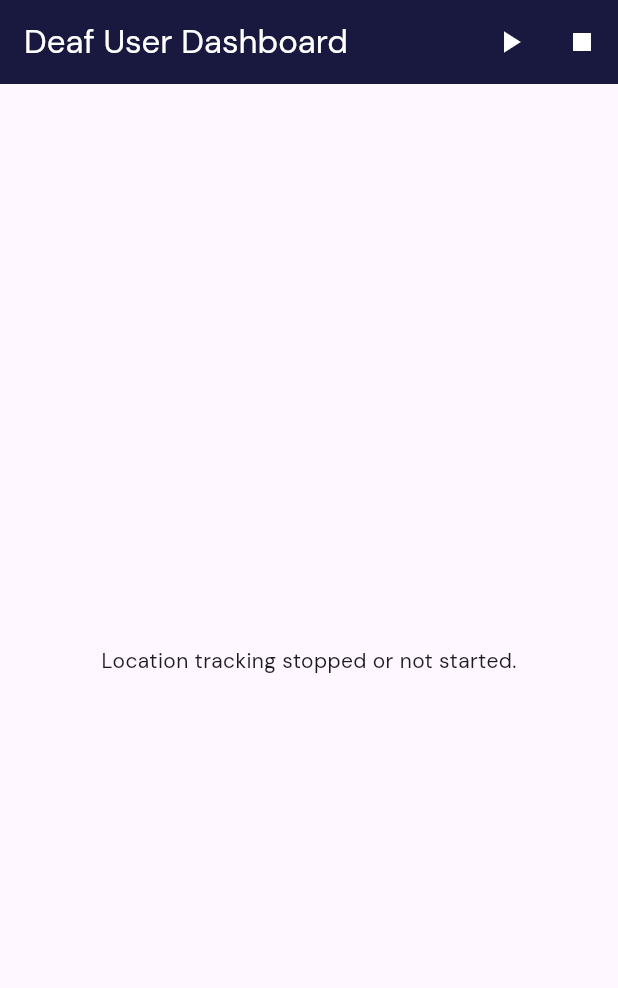
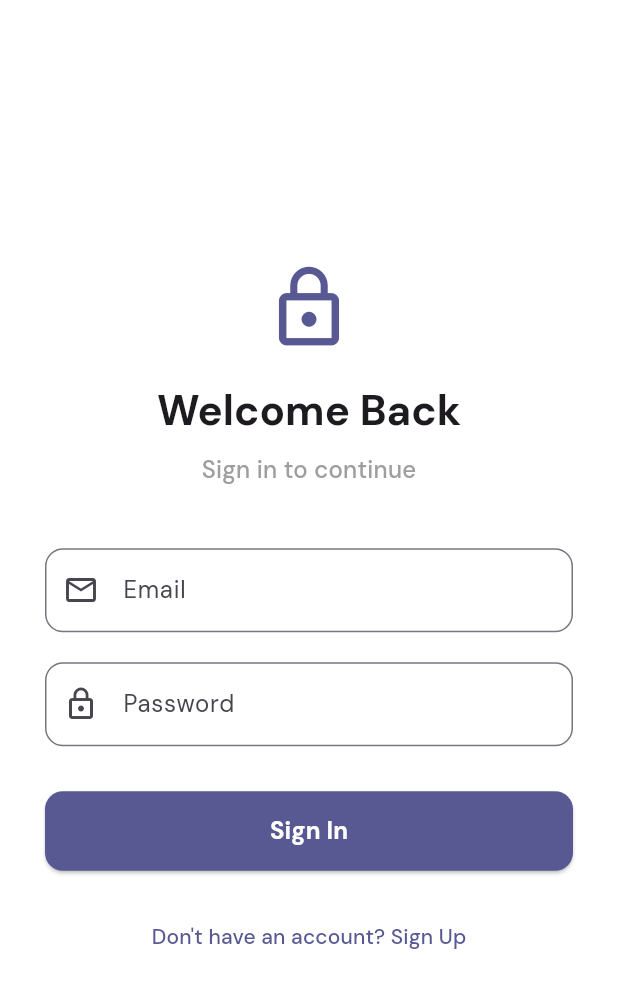
Before and after one commit to Reasondro/ImHEAR, a Flutter app: the screen it shows after launch, on a phone screen of 412 x 824 dp. Shown: the top 988 px of the screen. Run offline on Flutter 3.47's test engine with Material 3 defaults, Android fonts, the phone set to English and light mode, and no system bars; our stand-ins replace equatable, flutter_bloc, flutter_dotenv, geolocator, google_fonts, rxdart and 1 more; accounts and stored records are empty.

Commit message:
added sign in screeen with BLoC. TODO: test it

```diff
--- a/lib/app/theme.dart
+++ b/lib/app/themes/light_mode.dart
@@ -1,16 +1,18 @@
 import 'package:flutter/material.dart';
 import 'package:google_fonts/google_fonts.dart';
 
-final ColorScheme kotabaColorTheme = ColorScheme.fromSeed(
+final ColorScheme kotabaLightColorTheme = ColorScheme.fromSeed(
   seedColor: const Color.fromARGB(255, 25, 25, 63),
   brightness: Brightness.light,
 );
 
-final ThemeData kotabaTheme = ThemeData().copyWith(
-  colorScheme: kotabaColorTheme,
+final ThemeData kotabaLightTheme = ThemeData().copyWith(
+  colorScheme: kotabaLightColorTheme,
+  // colorScheme: ColorScheme.light(),
   textTheme: GoogleFonts.dmSansTextTheme(),
   appBarTheme: AppBarTheme(
     backgroundColor: const Color.fromARGB(255, 25, 25, 63),
     foregroundColor: Colors.white,
   ),
+  scaffoldBackgroundColor: Colors.white,
 );
--- /dev/null
+++ b/lib/features/auth/presentation/screens/sign_in_screen.dart
@@ -0,0 +1,227 @@
+import 'package:flutter/material.dart';
+import 'package:flutter_bloc/flutter_bloc.dart';
+import 'package:komunika/features/auth/presentation/cubit/auth_cubit.dart';
+
+class SignInScreen extends StatefulWidget {
+  const SignInScreen({super.key});
+
+  @override
+  State<StatefulWidget> createState() {
+    return _SignInScreenState();
+  }
+}
+
+class _SignInScreenState extends State<SignInScreen> {
+  // @override
+  // Widget build(BuildContext context) {
+  //   return Scaffold(body: Column(
+  //     children: [
+  //       Center(child: Text("Hai")),
+  //     ],
+  //   ));
+  // }
+
+  final _formKey = GlobalKey<FormState>();
+  final _emailController = TextEditingController();
+  final _passwordController = TextEditingController();
+  bool _isSigningUp = false; // To toggle between Sign In / Sign Up
+
+  @override
+  void dispose() {
+    _emailController.dispose();
+    _passwordController.dispose();
+    super.dispose();
+  }
+
+  void _submitForm() {
+    if (_formKey.currentState!.validate()) {
+      final email = _emailController.text.trim();
+      final password = _passwordController.text.trim();
+      final authCubit = context.read<AuthCubit>();
+
+      if (_isSigningUp) {
+        // TODO: Add any extra data if needed for signup
+        // Map<String, dynamic> userData = {'username': 'some_username'};
+        authCubit.signUp(email, password, "");
+      } else {
+        authCubit.signIn(email, password);
+      }
+    }
+  }
+
+  @override
+  Widget build(BuildContext context) {
+    final theme = Theme.of(context);
+    final isDarkMode = theme.brightness == Brightness.dark;
+
+    return Scaffold(
+      body: BlocListener<AuthCubit, AuthState>(
+        // Listen for errors or other non-UI-blocking states
+        listener: (context, state) {
+          if (state is AuthError) {
+            ScaffoldMessenger.of(context)
+              ..hideCurrentSnackBar()
+              ..showSnackBar(
+                SnackBar(
+                  content: Text(state.message),
+                  backgroundColor: Colors.redAccent,
+                ),
+              );
+          }
+          // Optional: Show message on successful signup needing confirmation
+          if (state is AuthUnauthenticated && _isSigningUp) {
+            // Check if the previous state was loading to infer signup attempt
+            final previousState =
+                context
+                    .read<AuthCubit>()
+                    .state; // Not ideal, better way needed if complex
+            // A better approach: Emit a specific state like AuthNeedsConfirmation from Cubit
+            // For now, a simple check:
+            // if (previousState is AuthLoading) { // Requires tracking previous state or specific signal
+            ScaffoldMessenger.of(context)
+              ..hideCurrentSnackBar()
+              ..showSnackBar(
+                const SnackBar(
+                  content: Text(
+                    'Signup successful! Please check your email to confirm.',
+                  ),
+                  backgroundColor: Colors.green,
+                ),
+              );
+            //}
+          }
+        },
+        child: Center(
+          child: SingleChildScrollView(
+            padding: const EdgeInsets.all(30.0),
+            child: Form(
+              key: _formKey,
+              child: Column(
+                mainAxisAlignment: MainAxisAlignment.center,
+                crossAxisAlignment: CrossAxisAlignment.stretch,
+                children: [
+                  // --- App Logo/Title (Optional) ---
+                  Icon(
+                    Icons.lock_outline,
+                    size: 60,
+                    color: theme.colorScheme.primary,
+                  ),
+                  const SizedBox(height: 20),
+                  Text(
+                    _isSigningUp ? 'Create Account' : 'Welcome Back',
+                    style: theme.textTheme.headlineMedium?.copyWith(
+                      fontWeight: FontWeight.bold,
+                    ),
+                    textAlign: TextAlign.center,
+                  ),
+                  const SizedBox(height: 10),
+                  Text(
+                    _isSigningUp
+                        ? 'Enter your details to sign up'
+                        : 'Sign in to continue',
+                    style: theme.textTheme.titleMedium?.copyWith(
+                      color: Colors.grey,
+                    ),
+                    textAlign: TextAlign.center,
+                  ),
+                  const SizedBox(height: 40),
+
+                  // --- Email Field ---
+                  TextFormField(
+                    controller: _emailController,
+                    decoration: InputDecoration(
+                      labelText: 'Email',
+                      prefixIcon: const Icon(Icons.email_outlined),
+                      border: OutlineInputBorder(
+                        borderRadius: BorderRadius.circular(12),
+                      ),
+                    ),
+                    keyboardType: TextInputType.emailAddress,
+                    validator: (value) {
+                      if (value == null ||
+                          value.isEmpty ||
+                          !value.contains('@')) {
+                        return 'Please enter a valid email';
+                      }
+                      return null;
+                    },
+                  ),
+                  const SizedBox(height: 20),
+
+                  // --- Password Field ---
+                  TextFormField(
+                    controller: _passwordController,
+                    decoration: InputDecoration(
+                      labelText: 'Password',
+                      prefixIcon: const Icon(Icons.lock_outline),
+                      border: OutlineInputBorder(
+                        borderRadius: BorderRadius.circular(12),
+                      ),
+                      // TODO: Add suffix icon to toggle password visibility
+                    ),
+                    obscureText: true,
+                    validator: (value) {
+                      if (value == null || value.isEmpty || value.length < 6) {
+                        return 'Password must be at least 6 characters';
+                      }
+                      return null;
+                    },
+                  ),
+                  const SizedBox(height: 30),
+
+                  // --- Submit Button ---
+                  BlocBuilder<AuthCubit, AuthState>(
+                    builder: (context, state) {
+                      if (state is AuthLoading) {
+                        return const Center(child: CircularProgressIndicator());
+                      }
+                      return ElevatedButton(
+                        onPressed: _submitForm,
+                        style: ElevatedButton.styleFrom(
+                          padding: const EdgeInsets.symmetric(vertical: 15),
+                          shape: RoundedRectangleBorder(
+                            borderRadius: BorderRadius.circular(12),
+                          ),
+                          backgroundColor: theme.colorScheme.primary,
+                          foregroundColor: theme.colorScheme.onPrimary,
+                        ),
+                        child: Text(
+                          _isSigningUp ? 'Sign Up' : 'Sign In',
+                          style: const TextStyle(
+                            fontSize: 16,
+                            fontWeight: FontWeight.bold,
+                          ),
+                        ),
+                      );
+                    },
+                  ),
+                  const SizedBox(height: 20),
+
+                  // --- Toggle Button ---
+                  TextButton(
+                    onPressed: () {
+                      setState(() {
+                        _isSigningUp = !_isSigningUp;
+                        // Optionally clear fields or errors when toggling
+                        _formKey.currentState
+                            ?.reset(); // Reset validation state
+                        // context.read<AuthCubit>().emit(AuthInitial()); // Reset error state if desired
+                      });
+                    },
+                    child: Text(
+                      _isSigningUp
+                          ? 'Already have an account? Sign In'
+                          : 'Don\'t have an account? Sign Up',
+                      style: TextStyle(color: theme.colorScheme.primary),
+                    ),
+                  ),
+                  // Optional: Add "Forgot Password?" button later
+                ],
+              ),
+            ),
+          ),
+        ),
+      ),
+    );
+  }
+}
--- a/lib/features/deaf_user_dashboard/presentation/deaf_user_dashboard_view.dart
+++ b/lib/features/deaf_user_dashboard/presentation/screens/deaf_user_dashboard_screen.dart
@@ -1,8 +1,8 @@
 import 'package:flutter/material.dart';
 import 'package:flutter_bloc/flutter_bloc.dart';
 import 'package:geolocator/geolocator.dart';
-import 'package:komunika/features/user_location/cubit/user_location_cubit.dart';
-import 'package:komunika/features/user_location/cubit/user_location_state.dart'; // For openAppSettings/openLocationSettings
+import 'package:komunika/features/user_location/presentation/cubit/user_location_cubit.dart';
+import 'package:komunika/features/user_location/presentation/cubit/user_location_state.dart'; // For openAppSettings/openLocationSettings
 
 class DeafUserDashboardView extends StatelessWidget {
   const DeafUserDashboardView({super.key});
--- a/lib/main.dart
+++ b/lib/main.dart
@@ -1,9 +1,13 @@
 import 'package:flutter/material.dart';
 import 'package:flutter_dotenv/flutter_dotenv.dart';
-import 'package:komunika/app/theme.dart';
-import 'package:komunika/features/deaf_user_dashboard/presentation/deaf_user_dashboard_view.dart';
+import 'package:komunika/app/themes/light_mode.dart';
+import 'package:komunika/features/auth/data/supabase_auth_repo.dart';
+import 'package:komunika/features/auth/domain/repositories/auth_repository.dart';
+import 'package:komunika/features/auth/presentation/cubit/auth_cubit.dart';
+import 'package:komunika/features/auth/presentation/screens/sign_in_screen.dart';
+import 'package:komunika/features/deaf_user_dashboard/presentation/screens/deaf_user_dashboard_screen.dart';
 import 'package:flutter_bloc/flutter_bloc.dart';
-import 'package:komunika/features/user_location/cubit/user_location_cubit.dart';
+import 'package:komunika/features/user_location/presentation/cubit/user_location_cubit.dart';
 import 'package:supabase_flutter/supabase_flutter.dart';
 // import 'package:flutter_native_splash/flutter_native_splash.dart';
 
@@ -43,19 +47,24 @@ class MyApp extends StatelessWidget {
         BlocProvider<UserLocationCubit>(
           create:
               (context) => UserLocationCubit(
-                // Optional: Customize accuracy, distanceFilter, debounceDuration here
-                // accuracy: LocationAccuracy.best,
-                // debounceDuration: const Duration(seconds: 2),
+                //? Optional: Customize accuracy, distanceFilter, debounceDuration here
+                //? accuracy: LocationAccuracy.best,
+                //? debounceDuration: const Duration(seconds: 2),
               ),
-          // lazy: false, // Set to false if you want it created immediately
+
+          //? lazy: false, // Set to false if  want to create immediately
         ),
-        // ... other providers (AuthBloc, etc.)
+        BlocProvider<AuthCubit>(
+          create: (context) => AuthCubit(authRepository: SupabaseAuthRepo()),
+        ),
+        //? ... other providers (AuthBloc, etc.)
       ],
       child: MaterialApp(
         title: 'Kotaba',
         debugShowCheckedModeBanner: false,
-        theme: kotabaTheme,
-        home: DeafUserDashboardView(), // Or your initial screen/router
+        theme: kotabaLightTheme,
+        // home: DeafUserDashboardView(),
+        home: SignInScreen(),
       ),
     );
   }
```
Also changed, not shown: lib/features/user_location/cubit/test_cubit.dart (added, +8 -0 lines), lib/features/user_location/cubit/test_state.dart (added, +10 -0 lines), lib/features/auth/presentation/cubit/auth_cubit.dart (renamed from lib/features/auth/domain/cubit/auth_cubit.dart), lib/features/auth/presentation/cubit/auth_state.dart (renamed from lib/features/auth/domain/cubit/auth_state.dart), lib/features/deaf_user_dashboard/presentation/cubit/deaf_user_dashboard_cubit.dart (renamed from lib/features/deaf_user_dashboard/cubit/deaf_user_dashboard_cubit.dart), lib/features/user_location/presentation/cubit/user_location_cubit.dart (renamed from lib/features/user_location/cubit/user_location_cubit.dart), lib/features/user_location/presentation/cubit/user_location_state.dart (renamed from lib/features/user_location/cubit/user_location_state.dart).
